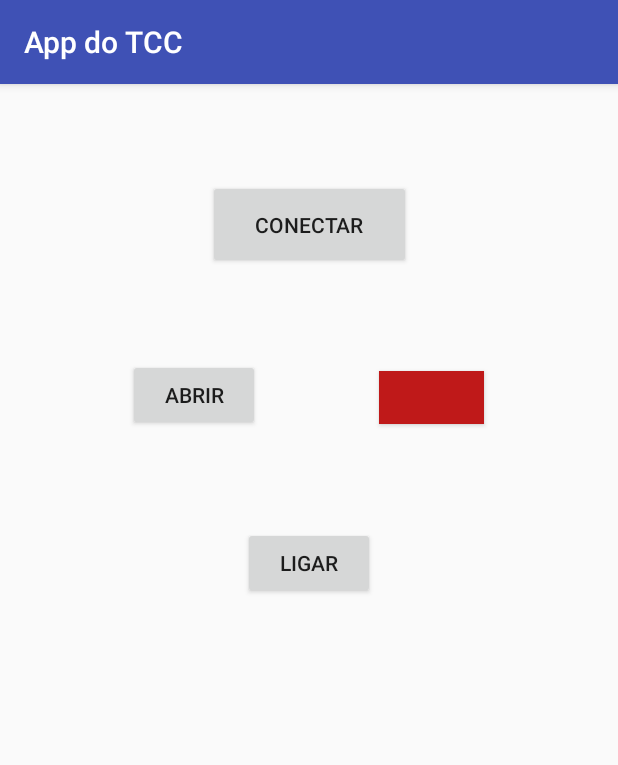
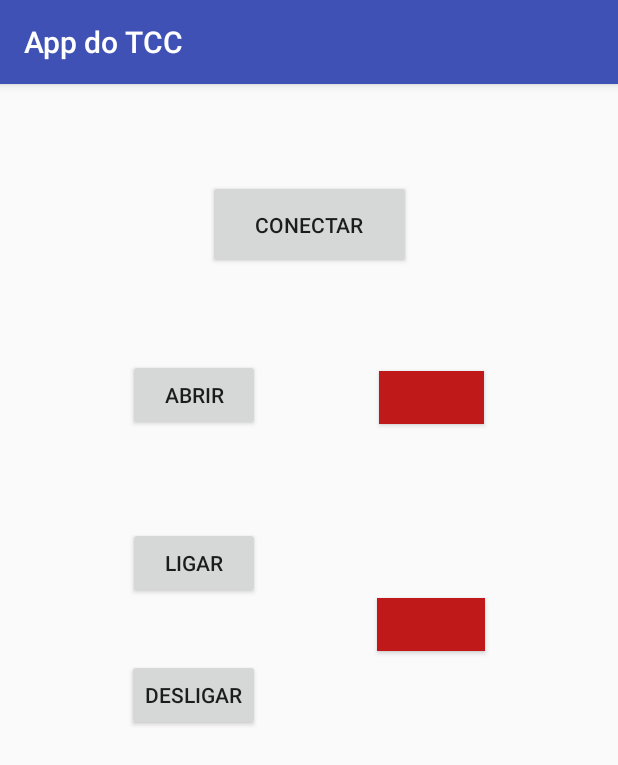
Before and after one commit to LucasBSC/CarApp, an Android app: the screen it shows after launch (MainActivity), on a phone screen of 412 x 824 dp. Shown: the top 765 px of the screen. Run offline under Robolectric (Android 15) with nearby library versions, the phone set to English and light mode, and no system bars.

Commit message:
Ignition working & pre-Layout

```diff
--- a/app/src/main/java/com/example/lucas/appdotcc/MainActivity.java
+++ b/app/src/main/java/com/example/lucas/appdotcc/MainActivity.java
@@ -128,6 +128,23 @@ public class MainActivity extends AppCompatActivity {
             }
         });
 
+        btnLigar.setOnClickListener(new View.OnClickListener() {
+            @Override
+            public void onClick(View view) {
+
+                // Caso tenha conexão, envia string.
+                if (conexao) {
+                    connectedThread.enviar("painel");
+                    connectedThread.enviar("posChave");
+                    connectedThread.enviar("partidaVeiculo");
+                    // Caso não tenha conexão, printa erro.
+                } else {
+                    Toast.makeText(getApplicationContext(), "Bluetooth está desconectado", Toast.LENGTH_LONG).show();
+                }
+
+            }
+        });
+
         // Handler para tratar toda informação que chega através do Bluetooth.
         mHandler = new Handler() {
             @Override
@@ -137,7 +154,7 @@ public class MainActivity extends AppCompatActivity {
                 if (msg.what == MESSAGE_READ) {
                     String dadosRecebidos = (String) msg.obj;
                     dadosBluetooth.append(dadosRecebidos);
-                    // Considera '}' o último elemento da informação
+                    // Considera '}' o último elemento da informação.
                     int fimDaInformacao = dadosBluetooth.indexOf("}");
                     // Se esse elemento for maior que zero, então temos informação disponivel e a passamos a uma variável.
                     if (fimDaInformacao > 0) {
@@ -150,12 +167,13 @@ public class MainActivity extends AppCompatActivity {
                         if (dadosBluetooth.charAt(0) == '{') {
                             String dadosFinais = dadosBluetooth.substring(1, tamInformacao);
 
-                            // Se recebe 'l1on', botão fica verde
+                            // Se recebe 'portaAberta', botão fica verde.
                             if (dadosFinais.contains("portaAberta")) {
                                 btnAbrir.setText("FECHAR");
                                 btnPorta.setBackgroundColor(Color.rgb(65, 134, 12));
                             }
 
+                            // Se recebe 'portaFechada', botão fica vermelho.
                             if (dadosFinais.contains("portaFechada")) {
                                 btnAbrir.setText("ABRIR");
                                 btnPorta.setBackgroundColor(Color.rgb(191, 25, 25));
@@ -248,11 +266,10 @@ public class MainActivity extends AppCompatActivity {
 
         public void run() {
             byte[] buffer = new byte[1024]; // Buffer para o canal de comunicação.
-            int bytes; // Bytes que retornam do read().
+            int bytes; // Variável para guardar os Bytes que retornam do read().
 
             // Escuta a InputStream até ocorrer erro de Exception.
-
-           while (true) {
+            while (true) {
                 try {
                     // Lê os dados da InputStream.
                     bytes = mmInStream.read(buffer);
--- a/app/src/main/res/layout/activity_main.xml
+++ b/app/src/main/res/layout/activity_main.xml
@@ -49,6 +49,7 @@
         android:layout_marginTop="64dp"
         android:text="LIGAR"
         app:layout_constraintEnd_toEndOf="parent"
+        app:layout_constraintHorizontal_bias="0.25"
         app:layout_constraintStart_toStartOf="parent"
         app:layout_constraintTop_toBottomOf="@+id/btnAbrir" />
 
@@ -66,4 +67,30 @@
         app:layout_constraintStart_toStartOf="parent"
         app:layout_constraintTop_toBottomOf="@+id/btnConectar" />
 
+    <Button
+        android:id="@+id/button2"
+        android:layout_width="wrap_content"
+        android:layout_height="48dp"
+        android:layout_marginEnd="8dp"
+        android:layout_marginStart="8dp"
+        android:layout_marginTop="40dp"
+        android:text="Desligar"
+        app:layout_constraintEnd_toEndOf="parent"
+        app:layout_constraintHorizontal_bias="0.25"
+        app:layout_constraintStart_toStartOf="parent"
+        app:layout_constraintTop_toBottomOf="@+id/btnLigar" />
+
+    <Button
+        android:id="@+id/button3"
+        android:layout_width="72dp"
+        android:layout_height="35dp"
+        android:layout_marginEnd="8dp"
+        android:layout_marginStart="8dp"
+        android:layout_marginTop="116dp"
+        android:background="@color/colorAccent"
+        app:layout_constraintEnd_toEndOf="parent"
+        app:layout_constraintHorizontal_bias="0.75"
+        app:layout_constraintStart_toStartOf="parent"
+        app:layout_constraintTop_toBottomOf="@+id/btnPorta" />
+
 </android.support.constraint.ConstraintLayout>
```
Also changed, not shown: 1 other file.
